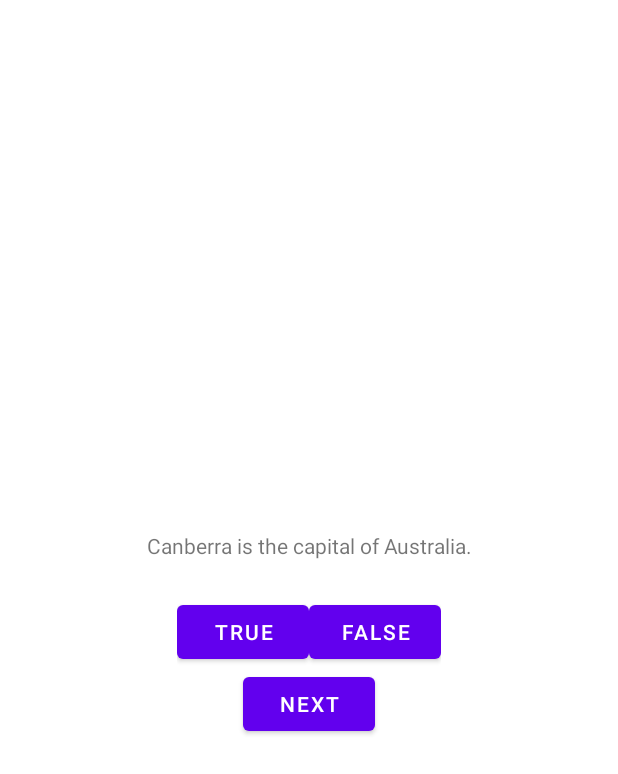
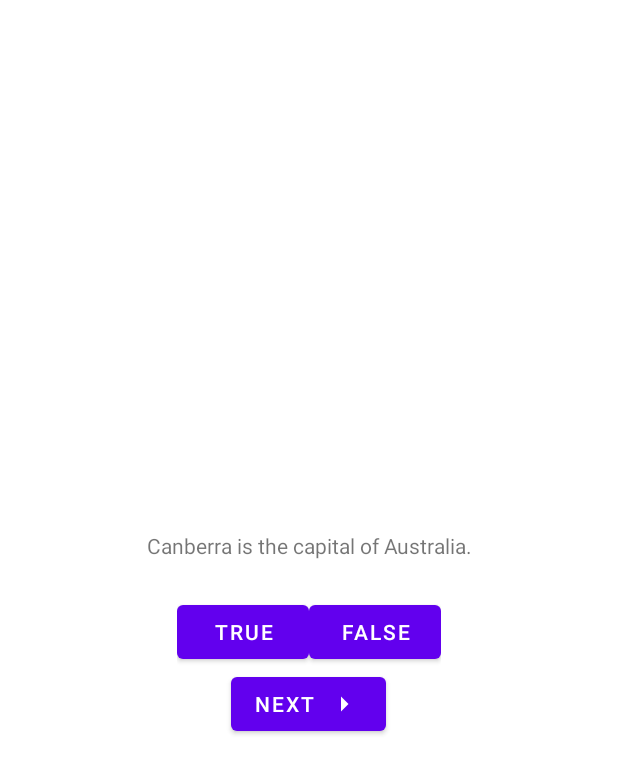
Before and after one commit to skimmonsmsu/Ch_1, an Android app: the layout activity_main.xml on its own in the app's theme, with its tools: preview values and no code run, on a phone screen of 412 x 824 dp. Shown: the top 774 px of the screen. Run offline under Robolectric (Android 15) with nearby library versions, the phone set to English and light mode, and no system bars.

Commit message:
Chapter 2 final

```diff
--- /dev/null
+++ b/app/src/main/res/drawable/baseline_arrow_right_24.xml
@@ -0,0 +1,5 @@
+<vector xmlns:android="http://schemas.android.com/apk/res/android" android:autoMirrored="true" android:height="24dp" android:tint="#000000" android:viewportHeight="24" android:viewportWidth="24" android:width="24dp">
+
+    <path android:fillColor="@android:color/white" android:pathData="M10,17l5,-5 -5,-5v10z"/>
+
+</vector>
--- a/app/src/main/res/layout/activity_main.xml
+++ b/app/src/main/res/layout/activity_main.xml
@@ -41,6 +41,8 @@
         android:id="@+id/next_button"
         android:layout_width="wrap_content"
         android:layout_height="wrap_content"
-        android:text="@string/next_button" />
+        android:text="@string/next_button"
+        app:icon="@drawable/baseline_arrow_right_24"
+        app:iconGravity="end"/>
 
 </LinearLayout>
```
